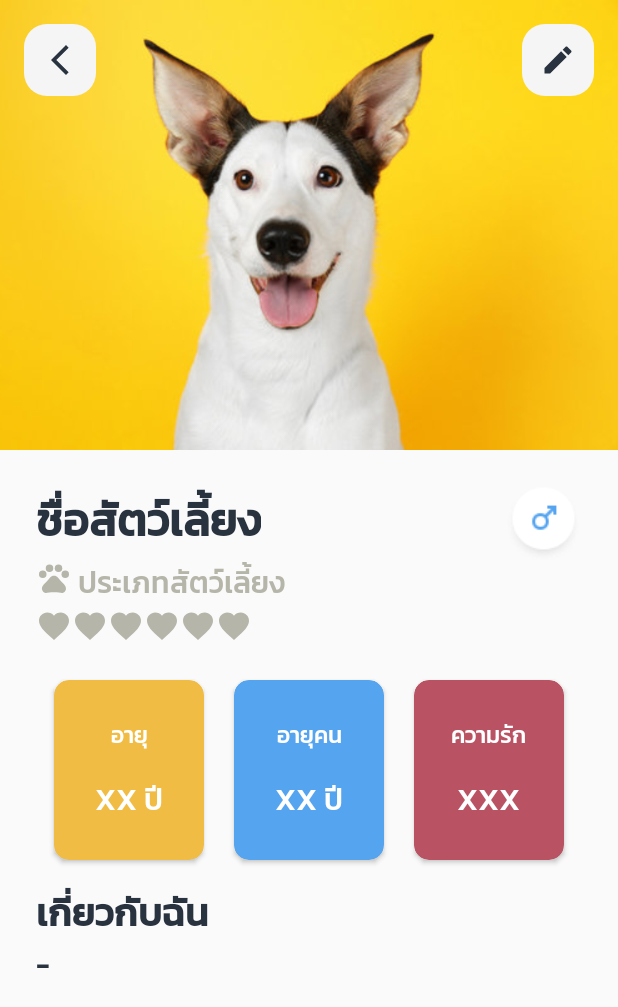
After one commit to natersland/pet-hero-NativeAndroid, an Android app: the fragment PetDetailFragment placed in its activity, on a phone screen of 412 x 824 dp. The commit adds this screen. Shown: the top 1007 px of the screen. Run offline under Robolectric (Android 15) with nearby library versions, the phone set to English and light mode, and no system bars; our stand-ins replace Firebase (no records; nobody signed in at launch, a user with empty details on screens opened directly), data binding; 15 statements that could not run were skipped.

Commit message:
Ppx 747 [Pet Hero] User can see pet details when click card

```diff
--- a/app/src/main/AndroidManifest.xml
+++ b/app/src/main/AndroidManifest.xml
@@ -15,11 +15,6 @@
         android:theme="@style/PetHeroTheme"
         tools:targetApi="31">
         <activity
-            android:name=".CreateAccountScreen"
-            android:exported="false"
-            android:label="@string/title_activity_create_account_screen"
-            android:theme="@style/PetHeroTheme" />
-        <activity
             android:name=".MainActivity"
             android:exported="true">
             <intent-filter>
--- a/app/src/main/java/naters/fantasy/pethero/HomeScreenFragment.kt
+++ b/app/src/main/java/naters/fantasy/pethero/HomeScreenFragment.kt
@@ -18,6 +18,7 @@ import naters.fantasy.pethero.databinding.FragmentHomeScreenBinding
 import naters.fantasy.pethero.model.PetData
 import naters.fantasy.pethero.model.PetType
 import com.google.firebase.Timestamp
+import com.google.firebase.firestore.Query
 
 class HomeScreenFragment : Fragment() {
 
@@ -66,10 +67,6 @@ class HomeScreenFragment : Fragment() {
                 .addOnFailureListener { exception ->
                     println("Error getting documents: $exception")
                 }
-            withContext(Dispatchers.Main) {
-                Toast.makeText(activity, "โหลดสัตว์เลี้ยงเรียบร้อย!", Toast.LENGTH_SHORT)
-                    .show()
-            }
 
         } catch (e: Exception) {
             withContext(Dispatchers.Main) {
--- /dev/null
+++ b/app/src/main/res/drawable/ic_baseline_edit_24.xml
@@ -0,0 +1,5 @@
+<vector android:height="24dp" android:tint="@color/black_brand"
+    android:viewportHeight="24" android:viewportWidth="24"
+    android:width="24dp" xmlns:android="http://schemas.android.com/apk/res/android">
+    <path android:fillColor="@android:color/white" android:pathData="M3,17.25V21h3.75L17.81,9.94l-3.75,-3.75L3,17.25zM20.71,7.04c0.39,-0.39 0.39,-1.02 0,-1.41l-2.34,-2.34c-0.39,-0.39 -1.02,-0.39 -1.41,0l-1.83,1.83 3.75,3.75 1.83,-1.83z"/>
+</vector>
--- a/app/src/main/res/drawable/ic_baseline_pets_24.xml
+++ b/app/src/main/res/drawable/ic_baseline_pets_24.xml
@@ -1,6 +1,6 @@
-<vector android:alpha="0.33" android:height="100dp"
-    android:tint="#00FFFFFF" android:viewportHeight="24"
-    android:viewportWidth="24" android:width="100dp" xmlns:android="http://schemas.android.com/apk/res/android">
+<vector android:height="24dp" android:tint="@color/hard_gray_brand"
+    android:viewportHeight="24" android:viewportWidth="24"
+    android:width="24dp" xmlns:android="http://schemas.android.com/apk/res/android">
     <path android:fillColor="@android:color/white" android:pathData="M4.5,9.5m-2.5,0a2.5,2.5 0,1 1,5 0a2.5,2.5 0,1 1,-5 0"/>
     <path android:fillColor="@android:color/white" android:pathData="M9,5.5m-2.5,0a2.5,2.5 0,1 1,5 0a2.5,2.5 0,1 1,-5 0"/>
     <path android:fillColor="@android:color/white" android:pathData="M15,5.5m-2.5,0a2.5,2.5 0,1 1,5 0a2.5,2.5 0,1 1,-5 0"/>
--- a/app/src/main/res/layout-v26/fragment_create_new_pet.xml
+++ b/app/src/main/res/layout-v26/fragment_create_new_pet.xml
@@ -98,7 +98,8 @@
             android:layout_marginTop="8dp"
             android:maxLength="15"
             android:background="@drawable/shape_button_background_gray_normal"
-            android:hint="ฟักทอง"
+            android:hint="รีฮันน่า"
+            android:textColorHint="@color/hard_gray_brand"
             app:layout_constraintEnd_toEndOf="parent"
             app:layout_constraintStart_toStartOf="@id/create_pet_name"
             app:layout_constraintTop_toBottomOf="@id/create_pet_name" />
@@ -202,6 +203,7 @@
             app:layout_constraintEnd_toEndOf="parent"
             app:layout_constraintStart_toStartOf="parent"
             android:hint="เวลาว่างชอบดูโดเรม่อน"
+            android:textColorHint="@color/hard_gray_brand"
             app:layout_constraintTop_toBottomOf="@id/about_pet_text" />
 
     </androidx.constraintlayout.widget.ConstraintLayout>
--- a/app/src/main/res/layout-v26/fragment_create_new_pet_select_type.xml
+++ b/app/src/main/res/layout-v26/fragment_create_new_pet_select_type.xml
@@ -10,7 +10,6 @@
         android:id="@+id/create_new_pet_header"
         android:layout_width="match_parent"
         android:layout_height="80dp"
-        android:background="@drawable/shape_header_bar"
         android:backgroundTint="@color/blue_brand"
         app:layout_constraintStart_toStartOf="parent"
         app:layout_constraintTop_toTopOf="parent">
--- a/app/src/main/res/layout/fragment_home_screen.xml
+++ b/app/src/main/res/layout/fragment_home_screen.xml
@@ -59,7 +59,6 @@
         app:layoutManager="LinearLayoutManager"
         app:layout_constraintStart_toStartOf="parent"
         app:layout_constraintTop_toBottomOf="@+id/my_pet_list_header"
-        tools:itemCount="10"
         tools:listitem="@layout/view_pet_card" />
 
     <com.google.android.material.floatingactionbutton.FloatingActionButton
--- /dev/null
+++ b/app/src/main/res/layout/fragment_pet_detail.xml
@@ -0,0 +1,311 @@
+<?xml version="1.0" encoding="utf-8"?>
+<androidx.constraintlayout.widget.ConstraintLayout xmlns:android="http://schemas.android.com/apk/res/android"
+    xmlns:app="http://schemas.android.com/apk/res-auto"
+    xmlns:tools="http://schemas.android.com/tools"
+    android:layout_width="match_parent"
+    android:layout_height="match_parent"
+    tools:context=".PetDetailFragment">
+
+
+    <androidx.constraintlayout.widget.ConstraintLayout
+        android:id="@+id/header_zone"
+        android:layout_width="match_parent"
+        android:layout_height="wrap_content"
+        app:layout_constraintTop_toTopOf="parent"
+        app:layout_constraintStart_toStartOf="parent">
+
+        <ImageView
+            android:id="@+id/pet_picture"
+            android:layout_width="wrap_content"
+            android:layout_height="300dp"
+            android:src="@drawable/dog_1"
+            android:adjustViewBounds="true"
+            app:layout_constraintTop_toTopOf="parent"
+            app:layout_constraintStart_toStartOf="parent"
+            android:scaleType="centerCrop"/>
+
+        <ImageButton
+            android:id="@+id/btn_back"
+            android:layout_width="48dp"
+            android:layout_height="48dp"
+            android:layout_margin="16dp"
+            android:background="@drawable/shape_button_background_gray_normal"
+            android:src="@drawable/ic_baseline_arrow_back_ios_new_24"
+            app:layout_constraintStart_toStartOf="parent"
+            app:layout_constraintTop_toTopOf="parent"
+            android:textSize="25sp" />
+
+        <ImageButton
+            android:id="@+id/btn_option"
+            android:layout_width="48dp"
+            android:layout_height="48dp"
+            android:layout_margin="16dp"
+            android:background="@drawable/shape_button_background_gray_normal"
+            android:src="@drawable/ic_baseline_edit_24"
+            app:layout_constraintEnd_toEndOf="parent"
+            app:layout_constraintTop_toTopOf="parent"
+            android:textSize="25sp" />
+    </androidx.constraintlayout.widget.ConstraintLayout>
+    <TextView
+        android:id="@+id/pet_name"
+        android:layout_width="wrap_content"
+        android:layout_height="wrap_content"
+        app:layout_constraintTop_toBottomOf="@+id/header_zone"
+        app:layout_constraintStart_toStartOf="parent"
+        android:text="@string/pet_name"
+        android:textSize="30sp"
+        android:textStyle="bold"
+        android:textColor="@color/black_brand"
+        android:layout_margin="24dp"/>
+    <ImageView
+        android:id="@+id/ic_paw"
+        android:layout_width="wrap_content"
+        android:layout_height="wrap_content"
+        android:src="@drawable/ic_baseline_pets_24"
+        app:layout_constraintTop_toBottomOf="@id/pet_name"
+        app:layout_constraintStart_toStartOf="parent"
+        android:layout_marginStart="24dp"
+        android:layout_marginTop="4dp"/>
+    <TextView
+        android:id="@+id/pet_type_text"
+        android:layout_width="wrap_content"
+        android:layout_height="wrap_content"
+        android:text="@string/pet_type"
+        android:textSize="20sp"
+        app:layout_constraintStart_toEndOf="@id/ic_paw"
+        app:layout_constraintTop_toBottomOf="@id/pet_name"
+        android:layout_marginStart="4dp"
+        android:textColor="@color/hard_gray_brand"
+        android:layout_marginTop="4dp"/>
+
+    <!--                Hearts-->
+    <LinearLayout
+        android:id="@+id/heart_rating"
+        android:layout_width="match_parent"
+        android:layout_height="wrap_content"
+        android:orientation="horizontal"
+        app:layout_constraintTop_toBottomOf="@id/ic_paw"
+        app:layout_constraintStart_toStartOf="parent"
+        android:layout_marginTop="8dp"
+        android:layout_marginStart="24dp">
+
+        <ImageView
+            android:id="@+id/ic_heart1"
+            android:layout_width="wrap_content"
+            android:layout_height="match_parent"
+            android:src="@drawable/ic_baseline_favorite_24_gray" />
+
+        <ImageView
+            android:id="@+id/ic_heart2"
+            android:layout_width="wrap_content"
+            android:layout_height="match_parent"
+            android:src="@drawable/ic_baseline_favorite_24_gray" />
+
+        <ImageView
+            android:id="@+id/ic_heart3"
+            android:layout_width="wrap_content"
+            android:layout_height="match_parent"
+            android:src="@drawable/ic_baseline_favorite_24_gray" />
+
+        <ImageView
+            android:id="@+id/ic_heart4"
+            android:layout_width="wrap_content"
+            android:layout_height="match_parent"
+            android:src="@drawable/ic_baseline_favorite_24_gray" />
+
+        <ImageView
+            android:id="@+id/ic_heart5"
+            android:layout_width="wrap_content"
+            android:layout_height="match_parent"
+            android:src="@drawable/ic_baseline_favorite_24_gray" />
+
+        <ImageView
+            android:id="@+id/ic_heart6"
+            android:layout_width="wrap_content"
+            android:layout_height="match_parent"
+            android:src="@drawable/ic_baseline_favorite_24_gray" />
+    </LinearLayout>
+    <ImageView
+        android:id="@+id/ic_gender"
+        android:layout_width="wrap_content"
+        android:layout_height="wrap_content"
+        android:src="@drawable/sex_male"
+        app:layout_constraintEnd_toEndOf="parent"
+        app:layout_constraintTop_toBottomOf="@id/header_zone"
+        android:layout_margin="24dp"/>
+
+    <LinearLayout
+        android:id="@+id/pet_details"
+        android:layout_width="match_parent"
+        android:layout_height="wrap_content"
+        app:layout_constraintTop_toBottomOf="@id/heart_rating"
+        app:layout_constraintStart_toStartOf="parent"
+        android:gravity="center"
+        android:layout_marginTop="8dp"
+        >
+
+        <androidx.cardview.widget.CardView
+            android:layout_width="100dp"
+            android:layout_height="120dp"
+            android:layout_gravity="center"
+            android:backgroundTint="@color/yellow_brand"
+            app:cardCornerRadius="10dp"
+            android:layout_margin="4dp"
+            >
+
+            <androidx.constraintlayout.widget.ConstraintLayout
+                android:layout_width="wrap_content"
+                android:layout_height="wrap_content"
+                android:padding="24dp"
+                android:layout_gravity="center">
+
+                <TextView
+                    android:id="@+id/tv_age_text"
+                    android:layout_width="wrap_content"
+                    android:layout_height="wrap_content"
+                    android:text="@string/age"
+                    android:textColor="@color/white"
+                    android:textSize="15sp"
+                    app:layout_constraintBottom_toTopOf="@+id/tv_age_value"
+                    app:layout_constraintEnd_toEndOf="parent"
+                    app:layout_constraintStart_toStartOf="parent"
+                    app:layout_constraintTop_toTopOf="parent"
+                    app:layout_constraintVertical_chainStyle="packed" />
+
+                <TextView
+                    android:id="@+id/tv_age_value"
+                    android:layout_width="wrap_content"
+                    android:layout_height="wrap_content"
+                    android:layout_marginTop="16dp"
+                    android:text="@string/placeholder_age"
+                    android:textColor="@color/white"
+                    android:textSize="20sp"
+                    app:layout_constraintBottom_toBottomOf="parent"
+                    app:layout_constraintEnd_toEndOf="parent"
+                    app:layout_constraintHorizontal_bias="0.5"
+                    app:layout_constraintStart_toStartOf="parent"
+                    app:layout_constraintTop_toBottomOf="@+id/tv_age_text" />
+            </androidx.constraintlayout.widget.ConstraintLayout>
+        </androidx.cardview.widget.CardView>
+        <androidx.cardview.widget.CardView
+            android:layout_width="100dp"
+            android:layout_height="120dp"
+            android:layout_gravity="center"
+            android:backgroundTint="@color/blue_brand"
+            app:cardCornerRadius="10dp"
+            android:layout_margin="16dp"
+
+            >
+            <androidx.constraintlayout.widget.ConstraintLayout
+                android:layout_width="wrap_content"
+                android:layout_height="wrap_content"
+                android:layout_gravity="center"
+                android:padding="24dp"
+                >
+
+                <TextView
+                    android:id="@+id/tv_human_age_text"
+                    android:layout_width="wrap_content"
+                    android:layout_height="wrap_content"
+                    android:textColor="@color/white"
+                    android:text="@string/human_age"
+                    android:textSize="15sp"
+                    app:layout_constraintBottom_toTopOf="@+id/tv_human_age_value"
+                    app:layout_constraintEnd_toEndOf="parent"
+                    app:layout_constraintHorizontal_bias="0.5"
+                    app:layout_constraintVertical_chainStyle="packed"
+                    app:layout_constraintStart_toStartOf="parent"
+                    app:layout_constraintTop_toTopOf="parent" />
+
+                <TextView
+                    android:id="@+id/tv_human_age_value"
+                    android:layout_width="wrap_content"
+                    android:layout_height="wrap_content"
+                    android:textColor="@color/white"
+                    android:textSize="20sp"
+                    android:text="@string/placeholder_age"
+                    android:layout_marginTop="16dp"
+                    app:layout_constraintBottom_toBottomOf="parent"
+                    app:layout_constraintEnd_toEndOf="parent"
+                    app:layout_constraintHorizontal_bias="0.5"
+                    app:layout_constraintStart_toStartOf="parent"
+                    app:layout_constraintTop_toBottomOf="@+id/tv_human_age_text" />
+            </androidx.constraintlayout.widget.ConstraintLayout>
+        </androidx.cardview.widget.CardView>
+        <androidx.cardview.widget.CardView
+            android:layout_width="100dp"
+            android:layout_height="120dp"
+            android:layout_gravity="center"
+            android:backgroundTint="@color/red_brand"
+            app:cardCornerRadius="10dp"
+            android:layout_margin="4dp"
+
+            >
+            <androidx.constraintlayout.widget.ConstraintLayout
+                android:layout_width="wrap_content"
+                android:layout_height="wrap_content"
+                android:layout_gravity="center"
+                android:padding="24dp"
+                >
+
+                <TextView
+                    android:id="@+id/tv_love_point_text"
+                    android:layout_width="wrap_content"
+                    android:layout_height="wrap_content"
+                    android:textColor="@color/white"
+                    android:text="@string/lovepoint_text"
+                    android:textSize="15sp"
+                    app:layout_constraintBottom_toTopOf="@+id/tv_love_point_value"
+                    app:layout_constraintEnd_toEndOf="parent"
+                    app:layout_constraintVertical_chainStyle="packed"
+                    app:layout_constraintStart_toStartOf="parent"
+                    app:layout_constraintTop_toTopOf="parent" />
+
+                <TextView
+                    android:id="@+id/tv_love_point_value"
+                    android:layout_width="wrap_content"
+                    android:layout_height="wrap_content"
+                    android:textColor="@color/white"
+                    android:textSize="20sp"
+                    android:text="XXX"
+                    android:layout_marginTop="16dp"
+                    app:layout_constraintBottom_toBottomOf="parent"
+                    app:layout_constraintEnd_toEndOf="parent"
+                    app:layout_constraintHorizontal_bias="0.5"
+                    app:layout_constraintStart_toStartOf="parent"
+                    app:layout_constraintTop_toBottomOf="@+id/tv_love_point_text" />
+            </androidx.constraintlayout.widget.ConstraintLayout>
+        </androidx.cardview.widget.CardView>
+    </LinearLayout>
+    <TextView
+        android:id="@+id/tv_about_me"
+        android:layout_width="match_parent"
+        android:layout_height="wrap_content"
+        android:text="@string/about_me"
+        android:textSize="25sp"
+        android:textStyle="bold"
+        app:layout_constraintTop_toBottomOf="@id/pet_details"
+        app:layout_constraintStart_toStartOf="parent"
+        android:layout_marginStart="24dp"
+        android:textColor="@color/black_brand"
+        />
+    <ScrollView
+        android:layout_width="match_parent"
+        android:layout_height="wrap_content"
+        app:layout_constraintTop_toBottomOf="@id/tv_about_me"
+        app:layout_constraintStart_toStartOf="parent"
+        android:layout_marginEnd="24dp"
+        android:layout_marginStart="24dp"
+        >
+
+        <TextView
+            android:id="@+id/tv_about_me_value"
+            android:layout_width="match_parent"
+            android:layout_height="wrap_content"
+            android:text="@string/placeholder_none"
+            android:textColor="@color/black_brand"
+            android:textSize="20sp"
+            />
+    </ScrollView>
+
+</androidx.constraintlayout.widget.ConstraintLayout>
--- a/app/src/main/res/navigation/navigation.xml
+++ b/app/src/main/res/navigation/navigation.xml
@@ -12,6 +12,10 @@
         <action
             android:id="@+id/action_homeScreenFragment_to_createNewPetSelectType"
             app:destination="@id/createNewPetSelectType" />
+        <action
+            android:id="@+id/action_homeScreenFragment_to_petDetailFragment3"
+            app:destination="@id/petDetailFragment3" />
+
     </fragment>
     <fragment
         android:id="@+id/createNewPetSelectType"
@@ -41,4 +45,16 @@
             android:id="@+id/action_createNewPetFragment_to_homeScreenFragment"
             app:destination="@id/homeScreenFragment" />
     </fragment>
+    <fragment
+        android:id="@+id/petDetailFragment3"
+        android:name="naters.fantasy.pethero.PetDetailFragment"
+        android:label="fragment_pet_detail"
+        tools:layout="@layout/fragment_pet_detail" >
+        <action
+            android:id="@+id/action_petDetailFragment3_to_homeScreenFragment"
+            app:destination="@id/homeScreenFragment" />
+        <argument
+            android:name="petData"
+            app:argType="naters.fantasy.pethero.model.PetData" />
+    </fragment>
 </navigation>
--- a/app/src/main/res/values/strings.xml
+++ b/app/src/main/res/values/strings.xml
@@ -43,5 +43,11 @@
     <string name="dog">สุนัข</string>
     <!-- TODO: Remove or change this placeholder text -->
     <string name="hello_blank_fragment">Hello blank fragment</string>
+    <string name="pet_type">ประเภทสัตว์เลี้ยง</string>
+    <string name="age">อายุ</string>
+    <string name="human_age">อายุคน</string>
+    <string name="placeholder_age">XX ปี</string>
+    <string name="lovepoint_text">ความรัก</string>
+    <string name="placeholder_none">-</string>
 
 </resources>
```
Also changed, not shown: app/src/main/java/naters/fantasy/pethero/PetDetailFragment.kt (added, +83 -0 lines), app/src/main/java/naters/fantasy/pethero/adapter/PetAdapter.kt (+52 -43 lines), app/src/main/res/drawable-v24/shape_pet_detail.xml (added, +8 -0 lines), app/src/main/res/drawable/catty.jpeg (added), app/src/main/res/drawable/sex_female.png (added), app/src/main/res/drawable/sex_female_active.png (added), app/src/main/res/drawable/sex_male.png (added), app/src/main/res/drawable/sex_male_active.png (added).
